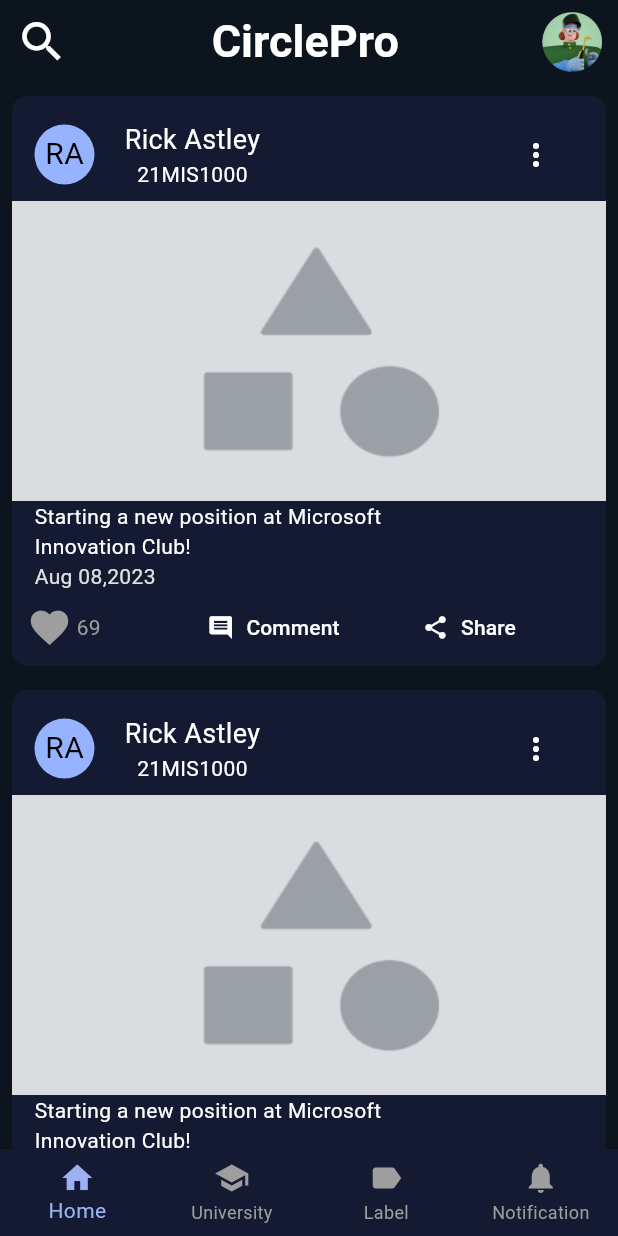
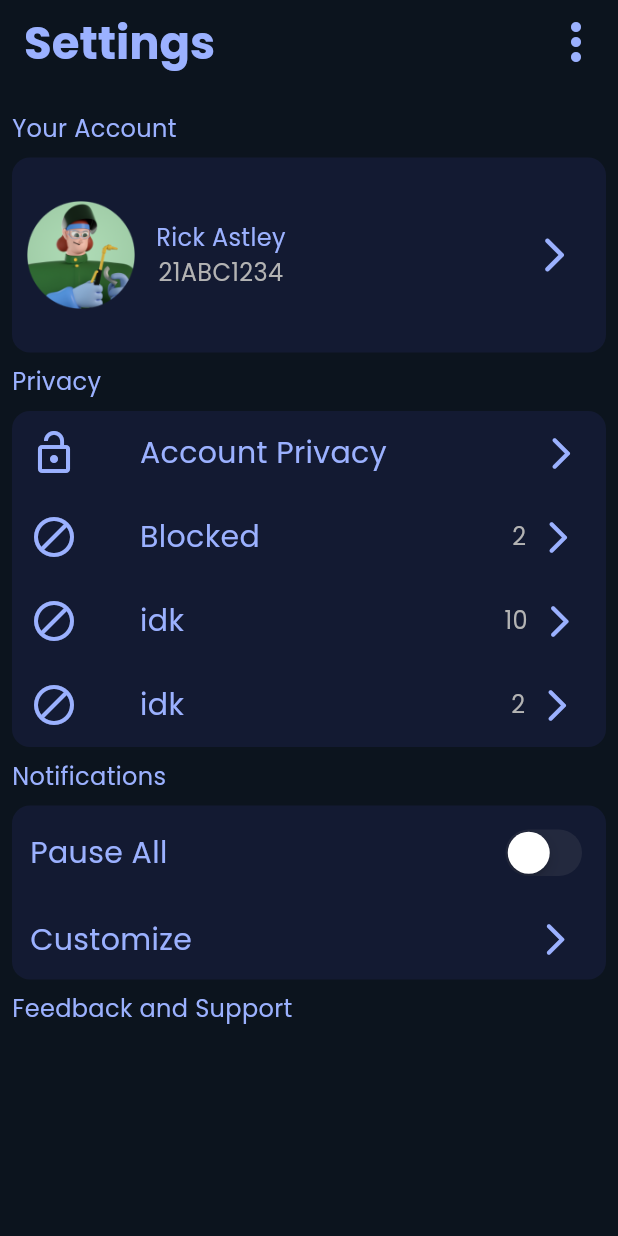
Before and after one commit to micvitc/Networking-App-Frontend, a Flutter app: the screen it shows after launch, on a phone screen of 412 x 824 dp. Run offline on Flutter 3.47's test engine with Material 2 defaults, Android fonts, the phone set to English and light mode, and no system bars; drawn by our look-alikes of like_button; our stand-ins replace google_fonts.

Commit message:
settings1

```diff
--- a/lib/main.dart
+++ b/lib/main.dart
@@ -1,6 +1,7 @@
 import 'package:flutter/material.dart';
 import 'package:networking_mic/ui/pages/homePage.dart';
 import 'package:networking_mic/ui/pages/profilepage.dart';
+import 'package:networking_mic/ui/pages/settings/settings.dart';
 import 'package:networking_mic/ui/widget/profilePage.dart';
 
 void main() {
@@ -20,7 +21,7 @@ class MyApp extends StatelessWidget {
         colorScheme: ColorScheme.fromSeed(seedColor: Colors.deepPurple),
         useMaterial3: true,
       ),
-      home: HomePage(),
+      home: Settings(),
     );
   }
 }
--- /dev/null
+++ b/lib/ui/pages/settings/constants.dart
@@ -0,0 +1,6 @@
+import 'package:flutter/material.dart';
+
+const Color textColor = Color.fromRGBO(155, 177, 255, 1);
+const Color background = Color.fromRGBO(12, 20, 30, 1);
+const Color container = Color.fromRGBO(19, 26, 50, 1);
+const Color subtext = Color.fromRGBO(179, 179, 179, 1);
--- /dev/null
+++ b/lib/ui/pages/settings/settings.dart
@@ -0,0 +1,360 @@
+import 'package:flutter/cupertino.dart';
+import 'package:flutter/material.dart';
+import 'package:google_fonts/google_fonts.dart';
+import 'package:networking_mic/ui/pages/settings/constants.dart';
+
+class Settings extends StatefulWidget {
+  const Settings({super.key});
+
+  @override
+  State<Settings> createState() => _SettingsState();
+}
+
+class _SettingsState extends State<Settings> {
+  bool _switchvalue = false;
+  @override
+  Widget build(BuildContext context) {
+    return SafeArea(
+        child: Scaffold(
+      backgroundColor: background,
+      appBar: AppBar(
+        backgroundColor: background,
+        title: Text(
+          "Settings",
+          style: GoogleFonts.poppins(
+              fontSize: 30, color: textColor, fontWeight: FontWeight.w700),
+        ),
+        actions: [
+          IconButton(
+              iconSize: 40,
+              color: textColor,
+              onPressed: () {},
+              icon: Icon(Icons.more_vert))
+        ],
+      ),
+      body: SingleChildScrollView(
+        child: Padding(
+          padding: const EdgeInsets.all(8.0),
+          child: Column(
+            crossAxisAlignment: CrossAxisAlignment.start,
+            children: [
+              SizedBox(
+                height: 10,
+              ),
+              Text(
+                "Your Account",
+                style: GoogleFonts.poppins(
+                    color: textColor,
+                    fontSize: 16,
+                    fontWeight: FontWeight.w400),
+              ),
+              SizedBox(
+                height: 8,
+              ),
+              Container(
+                width: MediaQuery.of(context).size.width,
+                height: 130,
+                decoration: BoxDecoration(
+                    color: container, borderRadius: BorderRadius.circular(12)),
+                child: Padding(
+                  padding: const EdgeInsets.all(10.0),
+                  child: Row(
+                    crossAxisAlignment: CrossAxisAlignment.center,
+                    children: [
+                      Container(
+                          constraints:
+                              BoxConstraints(maxWidth: 72, maxHeight: 72),
+                          child: Image.asset("assets/icons/profile.png")),
+                      SizedBox(
+                        width: 14,
+                      ),
+                      Column(
+                        mainAxisAlignment: MainAxisAlignment.center,
+                        children: [
+                          Text(
+                            "Rick Astley",
+                            style: GoogleFonts.poppins(
+                                fontSize: 16,
+                                color: textColor,
+                                fontWeight: FontWeight.w400),
+                          ),
+                          Text(
+                            "21ABC1234",
+                            style: GoogleFonts.poppins(
+                                fontSize: 16,
+                                color: Color.fromRGBO(179, 179, 179, 1),
+                                fontWeight: FontWeight.w400),
+                          )
+                        ],
+                      ),
+                      SizedBox(
+                        width: MediaQuery.of(context).size.width / 2.5,
+                      ),
+                      Icon(
+                        Icons.arrow_forward_ios_rounded,
+                        color: textColor,
+                        size: 28,
+                      )
+                    ],
+                  ),
+                ),
+              ),
+              SizedBox(
+                height: 8,
+              ),
+              Text(
+                "Privacy",
+                style: GoogleFonts.poppins(
+                    color: textColor,
+                    fontSize: 16,
+                    fontWeight: FontWeight.w400),
+              ),
+              SizedBox(
+                height: 8,
+              ),
+              Container(
+                decoration: BoxDecoration(
+                    color: container, borderRadius: BorderRadius.circular(12)),
+                child: Padding(
+                  padding: const EdgeInsets.all(12.0),
+                  child: Column(
+                    crossAxisAlignment: CrossAxisAlignment.center,
+                    children: [
+                      Row(
+                        children: [
+                          Icon(
+                            Icons.lock_open,
+                            color: textColor,
+                            size: 32,
+                          ),
+                          SizedBox(
+                            width: MediaQuery.of(context).size.width / 10,
+                          ),
+                          Text(
+                            "Account Privacy",
+                            style: GoogleFonts.poppins(
+                                color: textColor,
+                                fontSize: 20,
+                                fontWeight: FontWeight.w400),
+                          ),
+                          SizedBox(
+                            width: MediaQuery.of(context).size.width / 4.0,
+                          ),
+                          Icon(
+                            Icons.arrow_forward_ios_rounded,
+                            color: textColor,
+                            size: 26,
+                          )
+                        ],
+                      ),
+                      SizedBox(
+                        height: 24,
+                      ),
+                      Row(
+                        children: [
+                          Icon(
+                            Icons.block_rounded,
+                            color: textColor,
+                            size: 32,
+                          ),
+                          SizedBox(
+                            width: MediaQuery.of(context).size.width / 10,
+                          ),
+                          Text(
+                            "Blocked",
+                            style: GoogleFonts.poppins(
+                                color: textColor,
+                                fontSize: 20,
+                                fontWeight: FontWeight.w400),
+                          ),
+                          SizedBox(
+                            width: MediaQuery.of(context).size.width / 2.45,
+                          ),
+                          Text(
+                            "2",
+                            style: GoogleFonts.poppins(
+                                fontSize: 16,
+                                fontWeight: FontWeight.w400,
+                                color: subtext),
+                          ),
+                          SizedBox(
+                            width: 8,
+                          ),
+                          Icon(
+                            Icons.arrow_forward_ios_rounded,
+                            color: textColor,
+                            size: 26,
+                          )
+                        ],
+                      ),
+                      SizedBox(
+                        height: 24,
+                      ),
+                      Row(
+                        children: [
+                          Icon(
+                            Icons.block_rounded,
+                            color: textColor,
+                            size: 32,
+                          ),
+                          SizedBox(
+                            width: MediaQuery.of(context).size.width / 10,
+                          ),
+                          Text(
+                            "idk",
+                            style: GoogleFonts.poppins(
+                                color: textColor,
+                                fontSize: 20,
+                                fontWeight: FontWeight.w400),
+                          ),
+                          SizedBox(
+                            width: MediaQuery.of(context).size.width / 1.93,
+                          ),
+                          Text(
+                            "10",
+                            style: GoogleFonts.poppins(
+                                fontSize: 16,
+                                fontWeight: FontWeight.w400,
+                                color: subtext),
+                          ),
+                          SizedBox(
+                            width: 8,
+                          ),
+                          Icon(
+                            Icons.arrow_forward_ios_rounded,
+                            color: textColor,
+                            size: 26,
+                          )
+                        ],
+                      ),
+                      SizedBox(
+                        height: 24,
+                      ),
+                      Row(
+                        children: [
+                          Icon(
+                            Icons.block_rounded,
+                            color: textColor,
+                            size: 32,
+                          ),
+                          SizedBox(
+                            width: MediaQuery.of(context).size.width / 10,
+                          ),
+                          Text(
+                            "idk",
+                            style: GoogleFonts.poppins(
+                                color: textColor,
+                                fontSize: 20,
+                                fontWeight: FontWeight.w400),
+                          ),
+                          SizedBox(
+                            width: MediaQuery.of(context).size.width / 1.89,
+                          ),
+                          Text(
+                            "2",
+                            style: GoogleFonts.poppins(
+                                fontSize: 16,
+                                fontWeight: FontWeight.w400,
+                                color: subtext),
+                          ),
+                          SizedBox(
+                            width: 8,
+                          ),
+                          Icon(
+                            Icons.arrow_forward_ios_rounded,
+                            color: textColor,
+                            size: 26,
+                          )
+                        ],
+                      ),
+                    ],
+                  ),
+                ),
+              ),
+              SizedBox(
+                height: 8,
+              ),
+              Text(
+                "Notifications",
+                style: GoogleFonts.poppins(
+                    color: textColor,
+                    fontSize: 16,
+                    fontWeight: FontWeight.w400),
+              ),
+              SizedBox(
+                height: 8,
+              ),
+              Container(
+                decoration: BoxDecoration(
+                    color: container, borderRadius: BorderRadius.circular(12)),
+                child: Padding(
+                  padding: const EdgeInsets.all(12.0),
+                  child: Column(
+                    children: [
+                      Row(
+                        mainAxisAlignment: MainAxisAlignment.spaceBetween,
+                        children: [
+                          Text(
+                            "Pause All",
+                            style: GoogleFonts.poppins(
+                                color: textColor,
+                                fontSize: 20,
+                                fontWeight: FontWeight.w400),
+                          ),
+                          CupertinoSwitch(
+                            activeColor: textColor,
+                            value: _switchvalue,
+                            onChanged: (value) {
+                              setState(() {
+                                _switchvalue = value;
+                              });
+                            },
+                          )
+                        ],
+                      ),
+                      SizedBox(
+                        height: 24,
+                      ),
+                      Row(
+                        children: [
+                          Text(
+                            "Customize",
+                            style: GoogleFonts.poppins(
+                                color: textColor,
+                                fontSize: 20,
+                                fontWeight: FontWeight.w400),
+                          ),
+                          SizedBox(
+                            width: MediaQuery.of(context).size.width / 1.8,
+                          ),
+                          Icon(
+                            Icons.arrow_forward_ios_rounded,
+                            color: textColor,
+                            size: 26,
+                          )
+                        ],
+                      )
+                    ],
+                  ),
+                ),
+              ),
+              SizedBox(
+                height: 8,
+              ),
+              Text(
+                "Feedback and Support",
+                style: GoogleFonts.poppins(
+                    color: textColor,
+                    fontSize: 16,
+                    fontWeight: FontWeight.w400),
+              ),
+              SizedBox(
+                height: 8,
+              )
+            ],
+          ),
+        ),
+      ),
+    ));
+  }
+}
--- /dev/null
+++ b/lib/utils/appSizeUtil.dart
@@ -0,0 +1,17 @@
+// ignore_for_file: file_names
+
+import 'package:flutter/material.dart';
+
+double h(BuildContext context) {
+  return MediaQuery.of(context).size.height;
+}
+
+double w(BuildContext context) {
+  return MediaQuery.of(context).size.width;
+}
+
+Widget VerticalSizer(context, {double size = 0.022}) {
+  return SizedBox(
+    height: w(context) * size,
+  );
+}
--- /dev/null
+++ b/lib/utils/textUtil.dart
@@ -0,0 +1,34 @@
+// ignore_for_file: file_names
+
+import 'package:flutter/material.dart';
+import 'package:google_fonts/google_fonts.dart';
+
+const String primaryFontName = 'Inter';
+// const Color txtColor = Colors.grey.shade100;
+Text txt(
+  text, {
+  isBold = false,
+  double size = 13,
+  font = 'Poppins', // Updated font to 'Poppins'
+  TextDecoration decoration = TextDecoration.none,
+  Color color = Colors.black,
+  weight = FontWeight.normal,
+  int maxLine = 4,
+  int minLine = 1,
+  TextAlign textAlign = TextAlign.center, // Updated textAlign
+  TextOverflow overflow = TextOverflow.ellipsis,
+  letterSpacing = 0.0,
+}) {
+  return Text(
+    text,
+    textAlign: textAlign,
+    overflow: overflow,
+    maxLines: maxLine,
+    style: GoogleFonts.getFont(font,
+        color: color,
+        fontWeight: isBold ? FontWeight.bold : weight,
+        fontSize: size,
+        decoration: decoration,
+        letterSpacing: letterSpacing),
+  );
+}
--- a/pubspec.yaml
+++ b/pubspec.yaml
@@ -36,6 +36,8 @@ dependencies:
   # Use with the CupertinoIcons class for iOS style icons.
   cupertino_icons: ^1.0.2
   like_button: ^2.0.5
+  google_fonts: ^6.1.0
+  animated_toggle_switch: ^0.8.0
 
 dev_dependencies:
   flutter_test:
```
Also changed, not shown: pubspec.lock, 3 other files.
